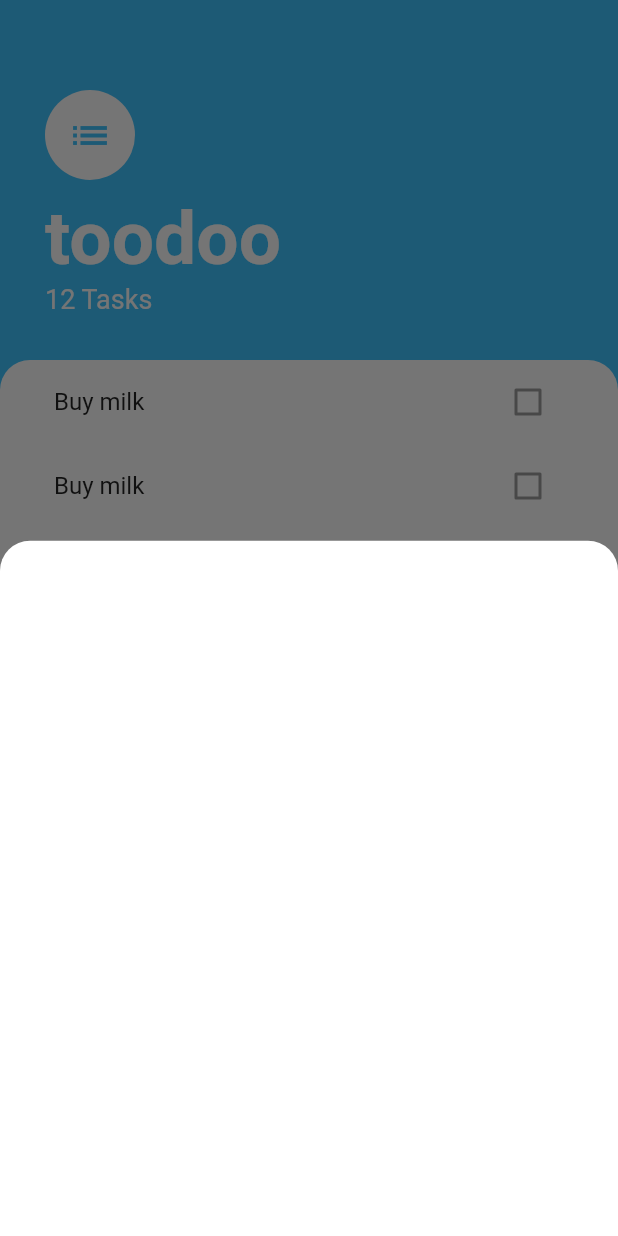
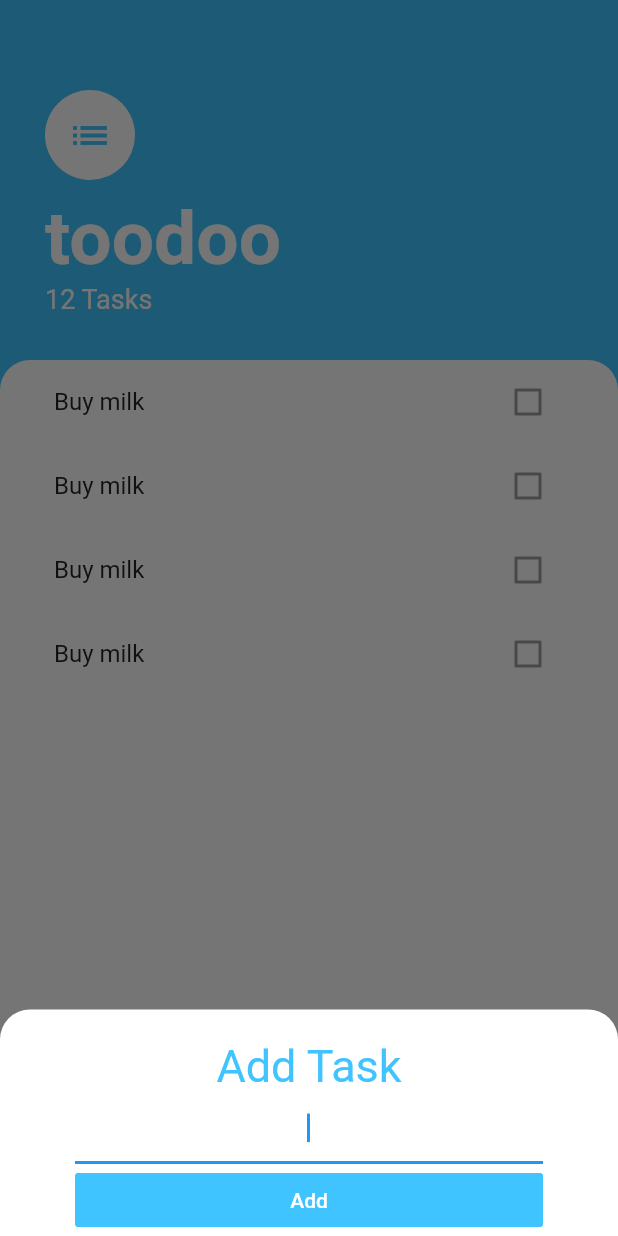
Before and after one commit to ethan-adams/toodoo, a Flutter app: the screen it shows after launch, after a tap on the "add" icon, on a phone screen of 412 x 824 dp. Run offline on Flutter 3.47's test engine with Material 2 defaults, Android fonts, the phone set to English and light mode, and no system bars.

Commit message:
integrated add task menu

```diff
--- a/lib/screens/add_task_screen.dart
+++ b/lib/screens/add_task_screen.dart
@@ -1,9 +1,12 @@
 import 'package:flutter/material.dart';
 
 class AddTaskScreen extends StatelessWidget {
+  String task;
+
   @override
   Widget build(BuildContext context) {
     return Container(
+      padding: EdgeInsets.only(top: 20, left: 50, right: 50),
       decoration: BoxDecoration(
         color: Colors.white,
         borderRadius: BorderRadius.only(
@@ -11,6 +14,33 @@ class AddTaskScreen extends StatelessWidget {
           topRight: Radius.circular(20),
         ),
       ),
+      child: Column(
+        crossAxisAlignment: CrossAxisAlignment.stretch,
+        children: <Widget>[
+          Text(
+            'Add Task',
+            textAlign: TextAlign.center,
+            style: TextStyle(
+              color: Colors.lightBlueAccent,
+              fontSize: 30,
+            ),
+          ),
+          TextField(
+            textAlign: TextAlign.center,
+            autofocus: true,
+            autocorrect: true,
+            onChanged: (value) {
+              task = value;
+            },
+          ),
+          FlatButton(
+            onPressed: () {},
+            textColor: Colors.white,
+            color: Colors.lightBlueAccent,
+            child: Text('Add'),
+          ),
+        ],
+      ),
     );
   }
 }
--- a/lib/screens/tasks_screen.dart
+++ b/lib/screens/tasks_screen.dart
@@ -11,9 +11,16 @@ class TasksScreen extends StatelessWidget {
       floatingActionButton: FloatingActionButton(
         onPressed: () {
           showModalBottomSheet(
-              backgroundColor: Colors.transparent,
-              context: context,
-              builder: (context) => AddTaskScreen());
+            backgroundColor: Colors.transparent,
+            context: context,
+            isScrollControlled: true,
+            builder: (context) => SingleChildScrollView(
+              child: Container(
+                padding: EdgeInsets.only(bottom: MediaQuery.of(context).viewInsets.bottom),
+                child: AddTaskScreen(),
+              ),
+            ),
+          );
         },
         backgroundColor: Colors.lightBlueAccent,
         child: Icon(Icons.add),
```
